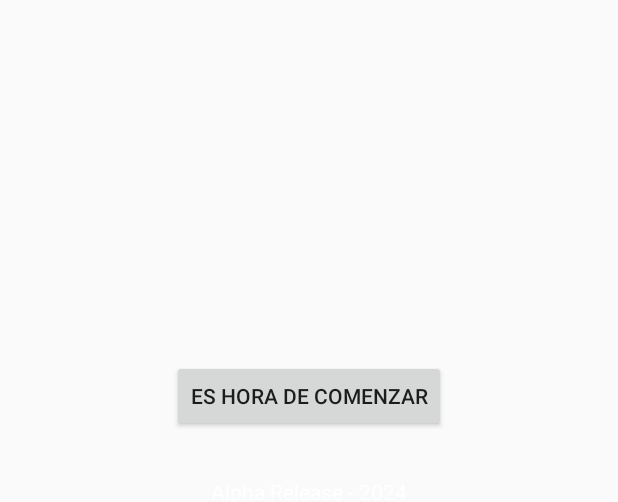
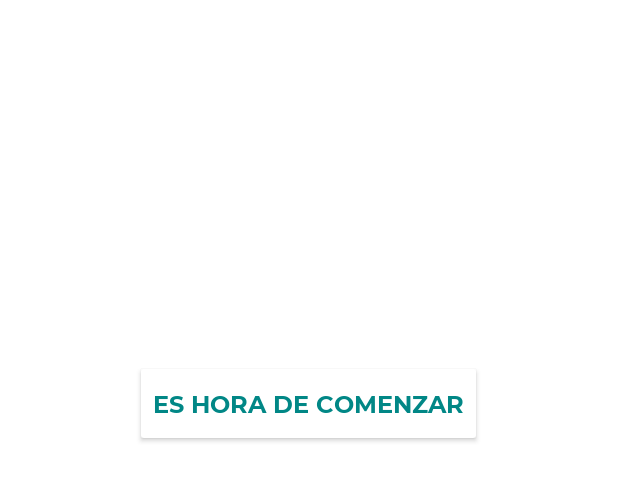
Before and after one commit to InzunZaurio/TuristeAR, an Android app built with Jetpack Compose: the SplashActivity screen opened directly, with no data from a screen before it, on a phone screen of 412 x 824 dp, the part 362-864 px from its top. Run offline under Robolectric (Android 15) with nearby library versions, the phone set to English and light mode, and no system bars; libraries missing offline, so code that uses them is left out: jp.wasabeef.glide; pictures from the network do not load; 1 statement that could not run was skipped.

Commit message:
Implementación de estilos. La fuente Montse fue la elegida para TuristeAR y fue aplicada a los distintos objetos y actividades de la aplicación. Por alguna razón, el tutorial desapareció...

```diff
--- a/app/src/main/java/com/example/turistear/MainActivity.kt
+++ b/app/src/main/java/com/example/turistear/MainActivity.kt
@@ -380,7 +380,7 @@
     private fun showAboutUs() {
         val builder = AlertDialog.Builder(this)
         builder.setTitle("Sobre Nosotros")
-        builder.setMessage("Esta aplicación fue desarrollada para ...")
+        builder.setMessage("TuristeAR fue desarrollado como proyecto de Trabajo Terminal para el Instituto Politécnico Nacional en la Escuela Superior de Cómputo. Todos los derechos son los declarados dentro del reglamento interno del IPN.")
         builder.setPositiveButton("OK") { dialog, _ -> dialog.dismiss() }
         builder.create().show()
     }
--- /dev/null
+++ b/app/src/main/res/drawable/ic_tutorial.xml
@@ -0,0 +1,5 @@
+<vector android:autoMirrored="true" android:height="24dp"
+    android:tint="#5A5A5A" android:viewportHeight="24"
+    android:viewportWidth="24" android:width="24dp" xmlns:android="http://schemas.android.com/apk/res/android">
+    <path android:fillColor="@android:color/white" android:pathData="M19,2L5,2c-1.11,0 -2,0.9 -2,2v14c0,1.1 0.89,2 2,2h4l3,3 3,-3h4c1.1,0 2,-0.9 2,-2L21,4c0,-1.1 -0.9,-2 -2,-2zM13,18h-2v-2h2v2zM15.07,10.25l-0.9,0.92C13.45,11.9 13,12.5 13,14h-2v-0.5c0,-1.1 0.45,-2.1 1.17,-2.83l1.24,-1.26c0.37,-0.36 0.59,-0.86 0.59,-1.41 0,-1.1 -0.9,-2 -2,-2s-2,0.9 -2,2L8,8c0,-2.21 1.79,-4 4,-4s4,1.79 4,4c0,0.88 -0.36,1.68 -0.93,2.25z"/>
+</vector>
--- a/app/src/main/res/layout/activity_splash.xml
+++ b/app/src/main/res/layout/activity_splash.xml
@@ -23,8 +23,11 @@
         android:id="@+id/startButton"
         android:layout_centerHorizontal="true"
         android:layout_marginTop="240dp"
+        android:textColor="@color/teal_700"
         android:text="Es hora de comenzar"
         android:layout_below="@+id/logoTuristear"
+        style="@style/CustomButtonSplash"
+
         />
 
     <TextView
@@ -35,6 +38,7 @@
         android:layout_below="@+id/startButton"
         android:layout_marginTop="30dp"
         android:textColor="#FFFFFF"
-        android:text="Alpha Release - 2024" />
+        android:text="Alpha Release - 2024"
+        style="@style/CustomTextStyle" />
 
 </RelativeLayout>
--- a/app/src/main/res/layout/bottom_sheet_dialog.xml
+++ b/app/src/main/res/layout/bottom_sheet_dialog.xml
@@ -11,7 +11,7 @@
         android:layout_height="wrap_content"
         android:text="Hola, bienvenido"
         android:textSize="18sp"
-        android:textColor="@android:color/black"/>
+        android:textColor="@android:color/white"/>
 
     <Button
         android:id="@+id/btnNext"
--- a/app/src/main/res/menu/drawer_menu.xml
+++ b/app/src/main/res/menu/drawer_menu.xml
@@ -8,4 +8,8 @@
         android:id="@+id/nav_about_us"
         android:title="Sobre Nosotros"
         android:icon="@drawable/ic_about" />
+    <item
+        android:id="@+id/mostrar_tutorial"
+        android:title="Mostrar Tutorial"
+        android:icon="@drawable/ic_tutorial" />
 </menu>
--- a/app/src/main/res/menu/toolbar_menu.xml
+++ b/app/src/main/res/menu/toolbar_menu.xml
@@ -12,4 +12,9 @@
         android:title="Sobre Nosotros"
         android:icon="@drawable/ic_about"
         app:showAsAction="never" />
+    <item
+        android:id="@+id/mostrar_tutorial"
+        android:title="Mostrar Tutorial"
+        android:icon="@drawable/ic_tutorial"
+        app:showAsAction="never" />
 </menu>
--- a/app/src/main/res/values/colors.xml
+++ b/app/src/main/res/values/colors.xml
@@ -7,4 +7,5 @@
     <color name="teal_700">#FF018786</color>
     <color name="black">#FF000000</color>
     <color name="white">#FFFFFFFF</color>
+    <color name="gray">#CCCCCC</color>
 </resources>
--- /dev/null
+++ b/app/src/main/res/values/styles.xml
@@ -0,0 +1,40 @@
+<?xml version="1.0" encoding="utf-8"?>
+<resources>
+
+    <!-- Estilo para los botones -->
+    <style name="CustomButton" parent="Widget.AppCompat.Button">
+        <item name="android:backgroundTint">@color/purple_500</item>
+        <item name="android:textColor">@color/white</item>
+        <item name="android:padding">12dp</item>
+        <item name="android:textSize">16sp</item>
+        <item name="android:fontFamily">@font/montse_regular</item>
+    </style>
+
+    <style name="CustomButtonSplash" parent="Widget.AppCompat.Button">
+        <item name="android:backgroundTint">@color/purple_500</item>
+        <item name="android:textColor">@color/white</item>
+        <item name="android:padding">12dp</item>
+        <item name="android:textSize">16sp</item>
+        <item name="android:fontFamily">@font/montse_bold</item>
+    </style>
+
+    <!-- Estilo para el BottomSheetDialog -->
+    <style name="CustomBottomSheetDialog" parent="Theme.Design.Light.BottomSheetDialog">
+        <item name="bottomSheetStyle">@style/CustomBottomSheet</item>
+    </style>
+
+    <style name="CustomBottomSheet" parent="Widget.Design.BottomSheet.Modal">
+        <item name="android:background">@drawable/bottom_sheet_background</item>
+        <item name="android:elevation">8dp</item>
+        <item name="android:padding">16dp</item>
+        <item name="android:colorBackground">@color/gray</item>
+    </style>
+
+    <!-- Estilo para los textos -->
+    <style name="CustomTextStyle">
+        <item name="android:fontFamily">@font/montse_regular</item>
+        <item name="android:textColor">@color/white</item>
+        <item name="android:textSize">18sp</item>
+    </style>
+
+</resources>
--- a/app/src/main/res/values/themes.xml
+++ b/app/src/main/res/values/themes.xml
@@ -1,9 +1,13 @@
 <?xml version="1.0" encoding="utf-8"?>
 <resources>
 
-    <style name="Theme.TuristeAR" parent="Theme.AppCompat.Light.NoActionBar">
-        <item name="colorPrimary">@color/purple_500</item>
+    <!-- Estilo general de la aplicación -->
+    <style name="Theme.TuristeAR" parent="Theme.MaterialComponents.DayNight.NoActionBar">
+        <item name="colorPrimary">@color/white</item>
+        <item name="colorPrimaryVariant">@color/purple_500</item>
         <item name="colorPrimaryDark">@color/purple_700</item>
-        <item name="colorAccent">@color/teal_200</item>
+        <item name="colorAccent">@color/teal_700</item>
+        <item name="android:fontFamily">@font/montse_semibold</item>
     </style>
+
 </resources>
```
Also changed, not shown: app/src/main/assets/puntos_interes.json (+73 -10 lines), app/src/main/res/drawable/bottom_sheet_background.xml (added, +10 -0 lines), app/src/main/res/font/montse_black.ttf (added), app/src/main/res/font/montse_blackitalic.ttf (added), app/src/main/res/font/montse_bold.ttf (added), app/src/main/res/font/montse_bolditalic.ttf (added), app/src/main/res/font/montse_regular.ttf (added), app/src/main/res/font/montse_semibold.ttf (added), app/src/main/res/font/montse_semibolditalic.ttf (added).
